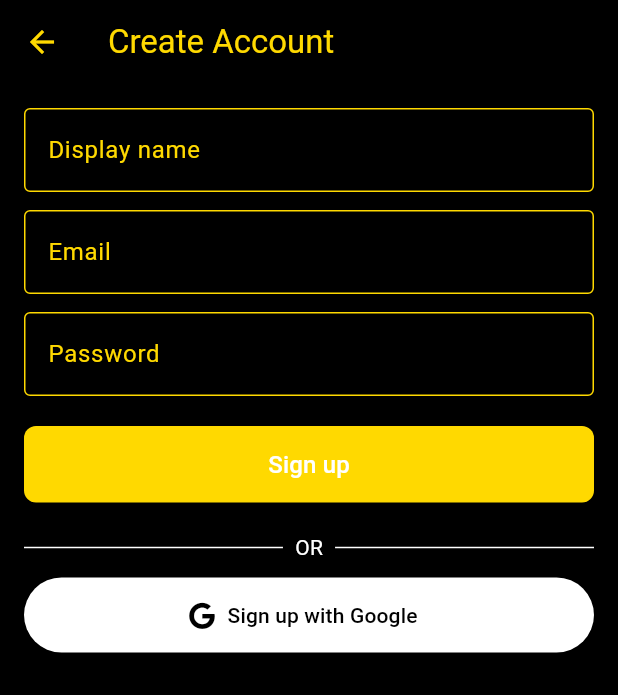
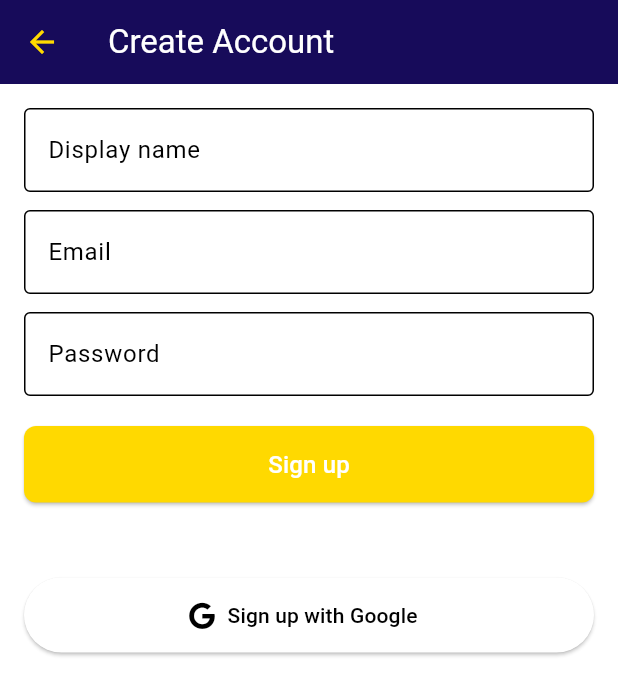
Before and after one commit to Wakhi-Ken/BookSwap-app, a Flutter app: the screen it shows after launch, after a tap on "Create account", on a phone screen of 412 x 824 dp. Shown: the top 695 px of the screen. Run offline on Flutter 3.47's test engine with Material 3 defaults, Android fonts, the phone set to English and light mode, and no system bars; our stand-ins replace cloud_firestore, firebase_auth, firebase_core, firebase_storage, flutter_riverpod, font_awesome_flutter and 2 more; accounts and stored records are empty.

```diff
--- a/book_swap_app/lib/models/book.dart
+++ b/book_swap_app/lib/models/book.dart
@@ -6,7 +6,7 @@ class Book {
   final String title;
   final String author;
   final String condition; // New, Like New, Good, Used
-  final String? imageUrl; // renamed for clarity
+  final String? imageUrl; // matches Firestore field 'imageUrl'
   final String status; // available, pending, swapped
   final String? currentSwapId;
   final Timestamp createdAt;
@@ -23,20 +23,18 @@ class Book {
     required this.createdAt,
   });
 
-  // Factory to create Book from Firestore document
   factory Book.fromMap(String id, Map<String, dynamic> m) => Book(
     id: id,
     ownerId: m['ownerId'] ?? '',
     title: m['title'] ?? '',
     author: m['author'] ?? '',
     condition: m['condition'] ?? 'Used',
-    imageUrl: m['imageUrl'], // image from Storage
+    imageUrl: m['imageUrl'], // must match Firestore field
     status: m['status'] ?? 'available',
     currentSwapId: m['currentSwapId'],
     createdAt: m['createdAt'] ?? Timestamp.now(),
   );
 
-  // Convert to Firestore map
   Map<String, dynamic> toMap() => {
     'ownerId': ownerId,
     'title': title,
--- a/book_swap_app/lib/screens/book_detail_screen.dart
+++ b/book_swap_app/lib/screens/book_detail_screen.dart
@@ -5,7 +5,6 @@ import 'package:firebase_auth/firebase_auth.dart';
 import 'package:flutter_riverpod/flutter_riverpod.dart';
 import 'package:book_swap_app/repositories/swap_repository.dart';
 import 'package:book_swap_app/providers/book_providers.dart';
-import 'package:book_swap_app/theme/app_theme.dart'; // import colors
 
 class BookDetailScreen extends ConsumerWidget {
   final Book book;
--- a/book_swap_app/lib/screens/edit_book_screen.dart
+++ b/book_swap_app/lib/screens/edit_book_screen.dart
@@ -4,8 +4,6 @@ import 'package:firebase_auth/firebase_auth.dart';
 import 'package:flutter/material.dart';
 import 'package:flutter_riverpod/flutter_riverpod.dart';
 import 'package:book_swap_app/repositories/book_repository.dart';
-import 'package:book_swap_app/services/firestore_service.dart';
-import 'package:book_swap_app/services/storage_service.dart';
 import 'package:book_swap_app/models/book.dart';
 import 'package:book_swap_app/widgets/image_input.dart';
 import 'package:book_swap_app/providers/storage_and_repo_providers.dart';
--- a/book_swap_app/lib/screens/home_screen.dart
+++ b/book_swap_app/lib/screens/home_screen.dart
@@ -3,7 +3,6 @@ import 'package:book_swap_app/screens/browse_screen.dart';
 import 'package:book_swap_app/screens/my_listings_screen.dart';
 import 'package:book_swap_app/screens/chats_screen.dart';
 import 'package:book_swap_app/screens/settings_screen.dart';
-import 'package:book_swap_app/theme/app_theme.dart'; // import universal colors
 
 class HomeScreen extends StatefulWidget {
   const HomeScreen({super.key});
--- a/book_swap_app/lib/screens/login_screen.dart
+++ b/book_swap_app/lib/screens/login_screen.dart
@@ -1,7 +1,6 @@
 import 'package:flutter/material.dart';
 import 'package:flutter_riverpod/flutter_riverpod.dart';
 import 'package:book_swap_app/providers/auth_provider.dart';
-import 'package:book_swap_app/services/auth_service.dart';
 import 'package:font_awesome_flutter/font_awesome_flutter.dart';
 import 'signup_screen.dart';
 import 'package:book_swap_app/theme/app_theme.dart'; // import universal colors
@@ -22,13 +21,18 @@ class _LoginScreenState extends ConsumerState<LoginScreen> {
   @override
   Widget build(BuildContext context) {
     return Scaffold(
-      backgroundColor: AppColors.black, // universal black
+      backgroundColor: const Color.fromARGB(
+        255,
+        255,
+        255,
+        255,
+      ), // universal black
       appBar: AppBar(
         title: const Text(
           'BookSwap - Login',
-          style: TextStyle(color: AppColors.blue),
+          style: TextStyle(color: Color.fromARGB(255, 255, 255, 255)),
         ),
-        backgroundColor: AppColors.black,
+        backgroundColor: const Color.fromARGB(255, 18, 9, 70),
         iconTheme: const IconThemeData(color: AppColors.blue),
       ),
       body: Padding(
@@ -40,15 +44,20 @@ class _LoginScreenState extends ConsumerState<LoginScreen> {
               mainAxisAlignment: MainAxisAlignment.center,
               children: [
                 TextFormField(
-                  style: const TextStyle(color: Colors.white),
+                  style: const TextStyle(color: Color.fromARGB(255, 0, 0, 0)),
                   decoration: const InputDecoration(
                     labelText: 'Email',
-                    labelStyle: TextStyle(color: AppColors.blue),
+                    labelStyle: TextStyle(color: Color.fromARGB(255, 0, 0, 0)),
                     enabledBorder: OutlineInputBorder(
-                      borderSide: BorderSide(color: AppColors.blue),
+                      borderSide: BorderSide(
+                        color: Color.fromARGB(255, 0, 0, 0),
+                      ),
                     ),
                     focusedBorder: OutlineInputBorder(
-                      borderSide: BorderSide(color: AppColors.blue, width: 2),
+                      borderSide: BorderSide(
+                        color: Color.fromARGB(255, 0, 0, 0),
+                        width: 2,
+                      ),
                     ),
                   ),
                   onChanged: (v) => _email = v.trim(),
@@ -57,15 +66,20 @@ class _LoginScreenState extends ConsumerState<LoginScreen> {
                 ),
                 const SizedBox(height: 12),
                 TextFormField(
-                  style: const TextStyle(color: Colors.white),
+                  style: const TextStyle(color: Color.fromARGB(255, 0, 0, 0)),
                   decoration: const InputDecoration(
                     labelText: 'Password',
-                    labelStyle: TextStyle(color: AppColors.blue),
+                    labelStyle: TextStyle(color: Color.fromARGB(255, 0, 0, 0)),
                     enabledBorder: OutlineInputBorder(
-                      borderSide: BorderSide(color: AppColors.blue),
+                      borderSide: BorderSide(
+                        color: Color.fromARGB(255, 0, 0, 0),
+                      ),
                     ),
                     focusedBorder: OutlineInputBorder(
-                      borderSide: BorderSide(color: AppColors.blue, width: 2),
+                      borderSide: BorderSide(
+                        color: Color.fromARGB(255, 0, 0, 0),
+                        width: 2,
+                      ),
                     ),
                   ),
                   obscureText: true,
--- a/book_swap_app/lib/screens/settings_screen.dart
+++ b/book_swap_app/lib/screens/settings_screen.dart
@@ -2,7 +2,6 @@ import 'package:flutter/material.dart';
 import 'package:firebase_auth/firebase_auth.dart';
 import 'package:flutter_riverpod/flutter_riverpod.dart';
 import 'package:book_swap_app/providers/auth_provider.dart';
-import 'package:book_swap_app/theme/app_theme.dart'; // import universal colors
 
 class SettingsScreen extends ConsumerWidget {
   const SettingsScreen({super.key});
--- a/book_swap_app/lib/screens/signup_screen.dart
+++ b/book_swap_app/lib/screens/signup_screen.dart
@@ -2,7 +2,6 @@ import 'package:font_awesome_flutter/font_awesome_flutter.dart';
 import 'package:flutter/material.dart';
 import 'package:flutter_riverpod/flutter_riverpod.dart';
 import 'package:book_swap_app/providers/auth_provider.dart';
-import 'package:book_swap_app/services/auth_service.dart';
 import 'package:book_swap_app/theme/app_theme.dart'; // import universal colors
 
 class SignupScreen extends ConsumerStatefulWidget {
@@ -22,13 +21,13 @@ class _SignupScreenState extends ConsumerState<SignupScreen> {
   @override
   Widget build(BuildContext context) {
     return Scaffold(
-      backgroundColor: AppColors.black,
+      backgroundColor: const Color.fromARGB(255, 255, 255, 255),
       appBar: AppBar(
         title: const Text(
           'Create Account',
-          style: TextStyle(color: AppColors.blue),
+          style: TextStyle(color: Color.fromARGB(255, 255, 255, 255)),
         ),
-        backgroundColor: AppColors.black,
+        backgroundColor: const Color.fromARGB(255, 23, 11, 90),
         iconTheme: const IconThemeData(color: AppColors.blue),
       ),
       body: Padding(
@@ -40,15 +39,20 @@ class _SignupScreenState extends ConsumerState<SignupScreen> {
               mainAxisAlignment: MainAxisAlignment.center,
               children: [
                 TextFormField(
-                  style: const TextStyle(color: Colors.white),
+                  style: const TextStyle(color: Color.fromARGB(255, 3, 3, 3)),
                   decoration: const InputDecoration(
                     labelText: 'Display name',
-                    labelStyle: TextStyle(color: AppColors.blue),
+                    labelStyle: TextStyle(color: Color.fromARGB(255, 0, 0, 0)),
                     enabledBorder: OutlineInputBorder(
-                      borderSide: BorderSide(color: AppColors.blue),
+                      borderSide: BorderSide(
+                        color: Color.fromARGB(255, 0, 0, 0),
+                      ),
                     ),
                     focusedBorder: OutlineInputBorder(
-                      borderSide: BorderSide(color: AppColors.blue, width: 2),
+                      borderSide: BorderSide(
+                        color: Color.fromARGB(255, 0, 0, 0),
+                        width: 2,
+                      ),
                     ),
                   ),
                   onChanged: (v) => _displayName = v.trim(),
@@ -58,12 +62,17 @@ class _SignupScreenState extends ConsumerState<SignupScreen> {
                   style: const TextStyle(color: Colors.white),
                   decoration: const InputDecoration(
                     labelText: 'Email',
-                    labelStyle: TextStyle(color: AppColors.blue),
+                    labelStyle: TextStyle(color: Color.fromARGB(255, 0, 0, 0)),
                     enabledBorder: OutlineInputBorder(
-                      borderSide: BorderSide(color: AppColors.blue),
+                      borderSide: BorderSide(
+                        color: Color.fromARGB(255, 0, 0, 0),
+                      ),
                     ),
                     focusedBorder: OutlineInputBorder(
-                      borderSide: BorderSide(color: AppColors.blue, width: 2),
+                      borderSide: BorderSide(
+                        color: Color.fromARGB(255, 0, 0, 0),
+                        width: 2,
+                      ),
                     ),
                   ),
                   onChanged: (v) => _email = v.trim(),
@@ -75,12 +84,17 @@ class _SignupScreenState extends ConsumerState<SignupScreen> {
                   style: const TextStyle(color: Colors.white),
                   decoration: const InputDecoration(
                     labelText: 'Password',
-                    labelStyle: TextStyle(color: AppColors.blue),
+                    labelStyle: TextStyle(color: Color.fromARGB(255, 0, 0, 0)),
                     enabledBorder: OutlineInputBorder(
-                      borderSide: BorderSide(color: AppColors.blue),
+                      borderSide: BorderSide(
+                        color: Color.fromARGB(255, 0, 0, 0),
+                      ),
                     ),
                     focusedBorder: OutlineInputBorder(
-                      borderSide: BorderSide(color: AppColors.blue, width: 2),
+                      borderSide: BorderSide(
+                        color: Color.fromARGB(255, 0, 0, 0),
+                        width: 2,
+                      ),
                     ),
                   ),
                   obscureText: true,
--- a/book_swap_app/lib/widgets/book_card.dart
+++ b/book_swap_app/lib/widgets/book_card.dart
@@ -1,7 +1,6 @@
 import 'package:flutter/material.dart';
 import 'package:book_swap_app/models/book.dart';
 import 'package:book_swap_app/screens/book_detail_screen.dart';
-import 'package:book_swap_app/theme/app_theme.dart';
 
 class BookCard extends StatelessWidget {
   final Book book;
@@ -72,7 +71,6 @@ class BookCard extends StatelessWidget {
                     style: const TextStyle(
                       fontSize: 16,
                       fontWeight: FontWeight.bold,
-                      color: Colors.black,
                     ),
                     maxLines: 1,
                     overflow: TextOverflow.ellipsis,
@@ -94,7 +92,6 @@ class BookCard extends StatelessWidget {
                     'Status: ${book.status}',
                     style: const TextStyle(
                       fontSize: 12,
-                      color: Colors.black87,
                       fontWeight: FontWeight.w500,
                     ),
                   ),
```
Also changed, not shown: book_swap_app/lib/models/swap_offer.dart (+237 -18 lines), book_swap_app/lib/screens/browse_screen.dart (+22 -18 lines), book_swap_app/lib/screens/my_listings_screen.dart (+34 -11 lines), book_swap_app/lib/services/book_service.dart (+32 -8 lines), book_swap_app/lib/services/firestore_service.dart (+95 -12 lines), book_swap_app/lib/services/storage_service.dart (+2 -52 lines).
